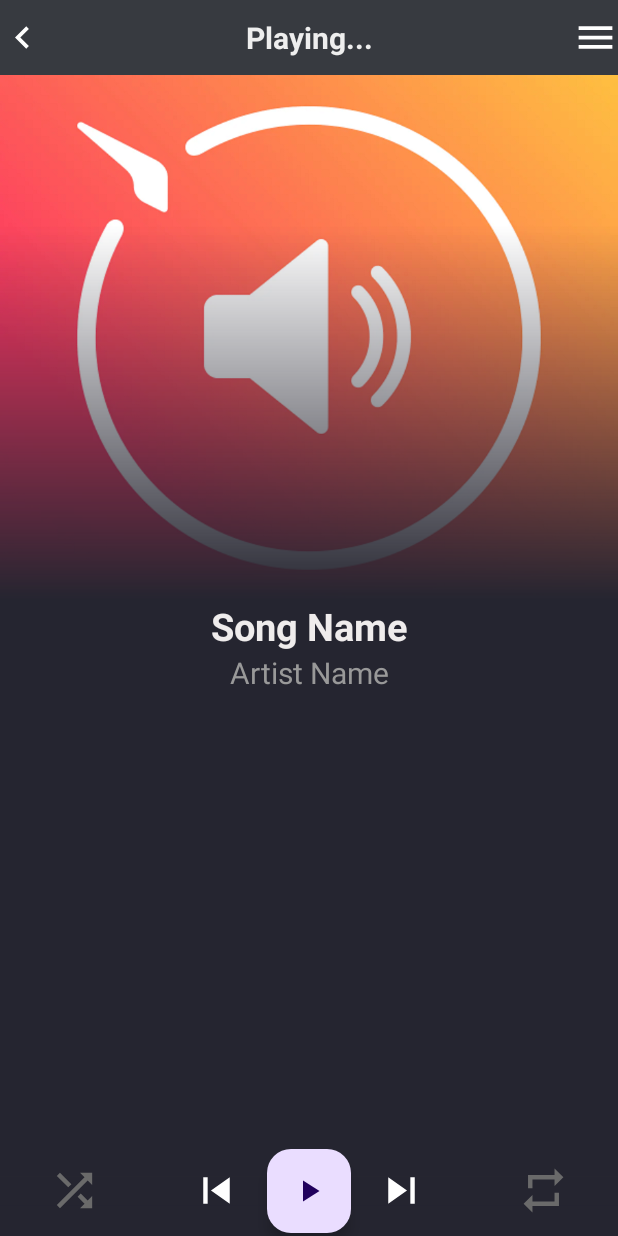
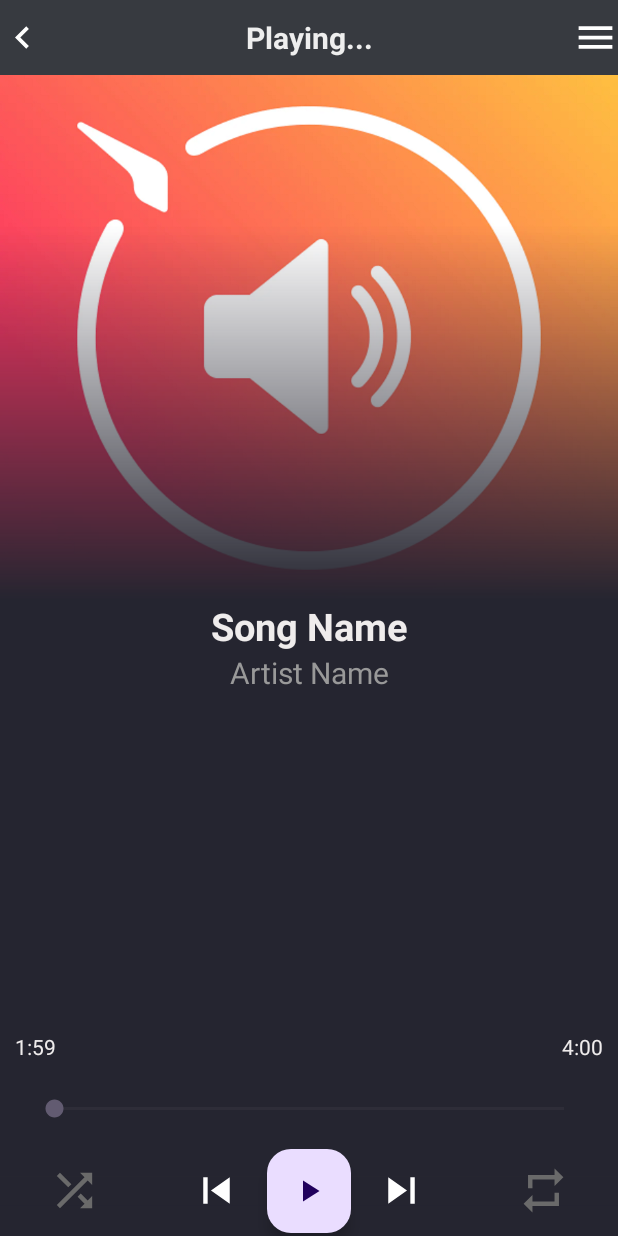
Before and after one commit to shahriar-hd/KhaneBozorgPlayer, an Android app: the PlayerActivity screen opened directly, with no data from a screen before it, on a phone screen of 412 x 824 dp. Run offline under Robolectric (Android 15) with nearby library versions, the light colour scheme and no system bars.

Commit message:
Part 4 Player activity design completed. June 9 2024 17:38

```diff
--- a/app/src/main/java/ir/ac/kut/khanebozorgplayer/AudioAdapter.java
+++ b/app/src/main/java/ir/ac/kut/khanebozorgplayer/AudioAdapter.java
@@ -1,6 +1,7 @@
 package ir.ac.kut.khanebozorgplayer;
 
 import android.content.Context;
+import android.content.Intent;
 import android.media.MediaMetadataRetriever;
 import android.net.Uri;
 import android.view.LayoutInflater;
@@ -49,6 +50,13 @@ public class AudioAdapter extends RecyclerView.Adapter<AudioAdapter.MyViewHolder
         else {
             Glide.with(aContext).load(R.drawable.defualt).into(holder.album_art);
         }
+        holder.itemView.setOnClickListener(new View.OnClickListener() {
+            @Override
+            public void onClick(View v) {
+                Intent intent = new Intent(aContext, PlayerActivity.class);
+                aContext.startActivity(intent);
+            }
+        });
     }
 
     @Override
--- a/app/src/main/java/ir/ac/kut/khanebozorgplayer/PlayerActivity.java
+++ b/app/src/main/java/ir/ac/kut/khanebozorgplayer/PlayerActivity.java
@@ -15,7 +15,7 @@ public class PlayerActivity extends AppCompatActivity {
         super.onCreate(savedInstanceState);
         EdgeToEdge.enable(this);
         setContentView(R.layout.activity_player);
-        ViewCompat.setOnApplyWindowInsetsListener(findViewById(R.id.main), (v, insets) -> {
+        ViewCompat.setOnApplyWindowInsetsListener(findViewById(R.id.player_container), (v, insets) -> {
             Insets systemBars = insets.getInsets(WindowInsetsCompat.Type.systemBars());
             v.setPadding(systemBars.left, systemBars.top, systemBars.right, systemBars.bottom);
             return insets;
--- a/app/src/main/res/layout/activity_player.xml
+++ b/app/src/main/res/layout/activity_player.xml
@@ -150,11 +150,43 @@
             android:id="@+id/repeat"
             android:src="@drawable/icon_repeat_off"
             android:layout_centerVertical="true"
-            android:layout_toStrartOf="@+id/play_puase"
+            android:layout_toStartOf="@+id/play_puase"
             android:layout_alignParentEnd="true"
             android:layout_marginEnd="32dp"/>
 
+    </RelativeLayout>
 
+    <RelativeLayout
+        android:layout_width="match_parent"
+        android:layout_height="60dp"
+        android:layout_above="@+id/relative_layout_botton"
+        android:id="@+id/seek_bar_layout"
+        android:layout_marginBottom="16dp">
+
+        <TextView
+            android:layout_width="wrap_content"
+            android:layout_height="wrap_content"
+            android:text="1:59"
+            android:id="@+id/duration_played"
+            android:textColor="@color/text2"
+            android:layout_marginStart="10dp"
+            android:layout_alignParentStart="true"/>
+        <TextView
+            android:layout_width="wrap_content"
+            android:layout_height="wrap_content"
+            android:text="4:00"
+            android:id="@+id/duration"
+            android:textColor="@color/text2"
+            android:layout_marginEnd="10dp"
+            android:layout_alignParentEnd="true"/>
+
+        <SeekBar
+            android:layout_width="match_parent"
+            android:layout_height="wrap_content"
+            android:id="@+id/seek_bar"
+            android:layout_marginStart="20dp"
+            android:layout_marginEnd="20dp"
+            android:layout_alignParentBottom="true"/>
     </RelativeLayout>
 
 </RelativeLayout>
```
